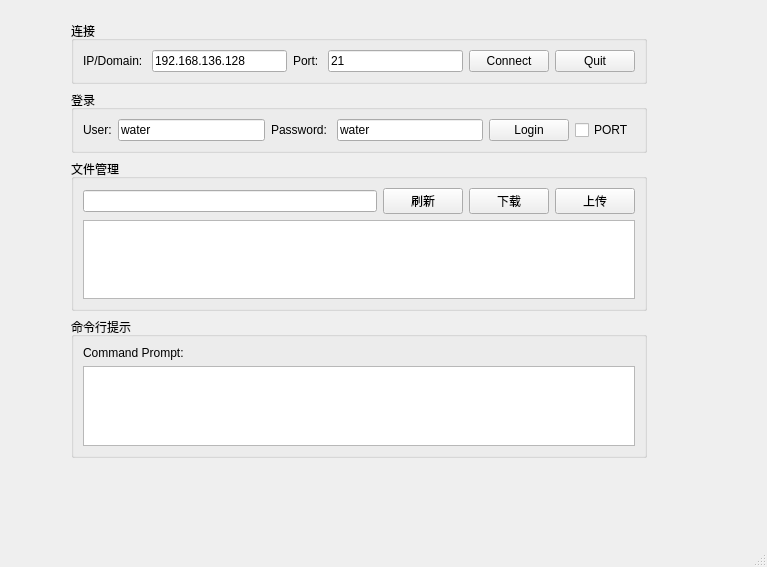
Above: client.ui from ubuntuwinter/ftpClient before the change. Below: the same form after it.
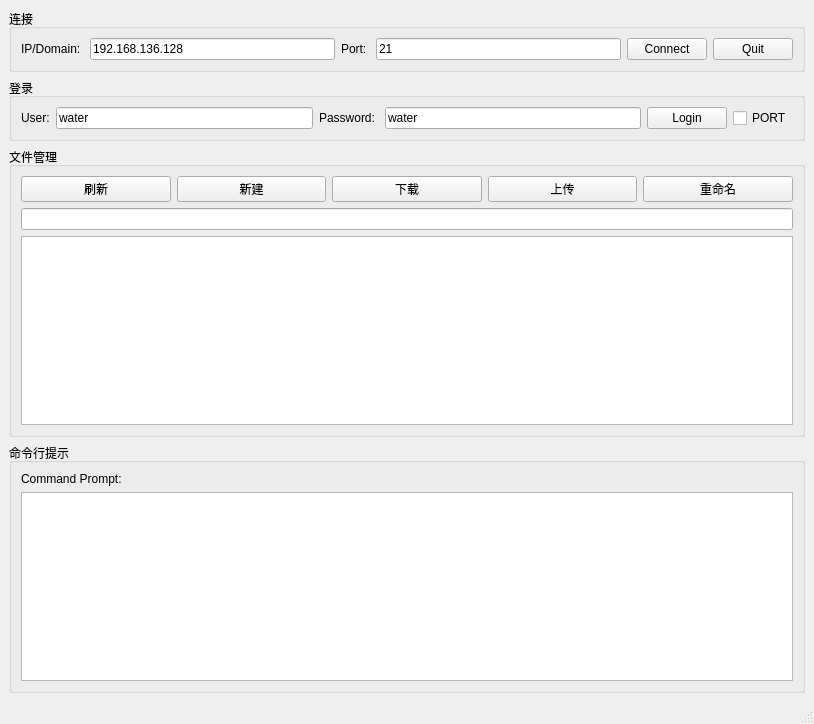
That is the form after the change.

```diff
--- a/client.ui
+++ b/client.ui
@@ -6,23 +6,16 @@
    <rect>
     <x>0</x>
     <y>0</y>
-    <width>767</width>
-    <height>567</height>
+    <width>814</width>
+    <height>724</height>
    </rect>
   </property>
   <property name="windowTitle">
    <string>Client</string>
   </property>
   <widget class="QWidget" name="centralwidget">
-   <widget class="QWidget" name="layoutWidget">
-    <property name="geometry">
-     <rect>
-      <x>71</x>
-      <y>21</y>
-      <width>576</width>
-      <height>437</height>
-     </rect>
-    </property>
+   <layout class="QVBoxLayout" name="verticalLayout_5">
+    <item>
     <layout class="QVBoxLayout" name="verticalLayout_2">
      <item>
       <widget class="QGroupBox" name="connectBox">
@@ -158,13 +151,6 @@
        <layout class="QVBoxLayout" name="verticalLayout_4">
         <item>
          <layout class="QHBoxLayout" name="horizontalLayout_6">
-          <item>
-           <widget class="QLineEdit" name="pwdEdit">
-            <property name="readOnly">
-             <bool>true</bool>
-            </property>
-           </widget>
-          </item>
           <item>
            <widget class="QPushButton" name="refreshButton">
             <property name="text">
@@ -172,6 +158,13 @@
             </property>
            </widget>
           </item>
+           <item>
+            <widget class="QPushButton" name="newButton">
+             <property name="text">
+              <string>新建</string>
+             </property>
+            </widget>
+           </item>
           <item>
            <widget class="QPushButton" name="downloadButton">
             <property name="text">
@@ -186,8 +179,22 @@
             </property>
            </widget>
           </item>
-         </layout>
-        </item>
+           <item>
+            <widget class="QPushButton" name="renameButton">
+             <property name="text">
+              <string>重命名</string>
+             </property>
+            </widget>
+           </item>
+          </layout>
+         </item>
+         <item>
+          <widget class="QLineEdit" name="pwdEdit">
+           <property name="readOnly">
+            <bool>true</bool>
+           </property>
+          </widget>
+         </item>
         <item>
          <widget class="QTableView" name="fileView">
           <property name="editTriggers">
@@ -199,12 +206,18 @@
           <property name="selectionBehavior">
            <enum>QAbstractItemView::SelectRows</enum>
           </property>
+           <property name="gridStyle">
+            <enum>Qt::NoPen</enum>
+           </property>
           <property name="sortingEnabled">
            <bool>true</bool>
           </property>
           <attribute name="verticalHeaderVisible">
            <bool>false</bool>
           </attribute>
+           <attribute name="verticalHeaderDefaultSectionSize">
+            <number>25</number>
+           </attribute>
          </widget>
         </item>
        </layout>
@@ -241,7 +254,8 @@
       </widget>
      </item>
     </layout>
-   </widget>
+    </item>
+   </layout>
   </widget>
   <widget class="QMenuBar" name="menubar">
    <property name="geometry">
```
Left out of the diff: 2 changed lines with no effect on the pictures. Lines whose indentation alone changed are shown as unchanged.
